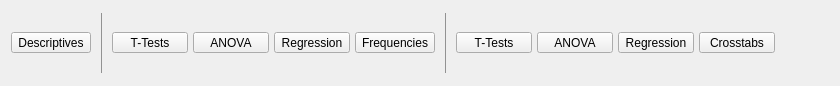
First picture: the form in JASP-Desktop/ribbons/ribbonanalysis.ui, repository jasp-stats/jasp-desktop, before the edit.
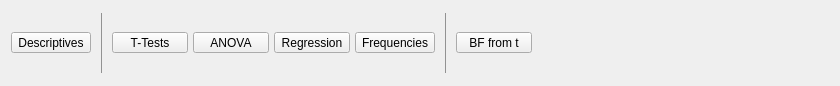
Second picture: the form after the edit. Icons and pictures are not drawn. Custom widgets are drawn as their Qt base class.

```diff
--- a/JASP-Desktop/ribbons/ribbonanalysis.ui
+++ b/JASP-Desktop/ribbons/ribbonanalysis.ui
@@ -332,7 +332,7 @@
             </size>
            </property>
            <property name="text">
-            <string>T-Tests</string>
+            <string>BF from t</string>
            </property>
            <property name="icon">
             <iconset resource="../resources/icons.qrc">
@@ -352,93 +352,6 @@
            </property>
           </widget>
          </item>
-         <item row="0" column="1">
-          <widget class="RibbonButton" name="bayesianAnovaButton">
-           <property name="minimumSize">
-            <size>
-             <width>76</width>
-             <height>0</height>
-            </size>
-           </property>
-           <property name="text">
-            <string>ANOVA</string>
-           </property>
-           <property name="icon">
-            <iconset resource="../resources/icons.qrc">
-             <normaloff>:/icons/analysis-bayesian-anova.svg</normaloff>:/icons/analysis-bayesian-anova.svg</iconset>
-           </property>
-           <property name="iconSize">
-            <size>
-             <width>37</width>
-             <height>28</height>
-            </size>
-           </property>
-           <property name="popupMode">
-            <enum>QToolButton::InstantPopup</enum>
-           </property>
-           <property name="toolButtonStyle">
-            <enum>Qt::ToolButtonTextUnderIcon</enum>
-           </property>
-          </widget>
-         </item>
-         <item row="0" column="3">
-          <widget class="RibbonButton" name="bayesianCrosstabs">
-           <property name="minimumSize">
-            <size>
-             <width>76</width>
-             <height>0</height>
-            </size>
-           </property>
-           <property name="text">
-            <string>Crosstabs</string>
-           </property>
-           <property name="icon">
-            <iconset resource="../resources/icons.qrc">
-             <normaloff>:/icons/analysis-bayesian-crosstabs.svg</normaloff>:/icons/analysis-bayesian-crosstabs.svg</iconset>
-           </property>
-           <property name="iconSize">
-            <size>
-             <width>37</width>
-             <height>28</height>
-            </size>
-           </property>
-           <property name="popupMode">
-            <enum>QToolButton::InstantPopup</enum>
-           </property>
-           <property name="toolButtonStyle">
-            <enum>Qt::ToolButtonTextUnderIcon</enum>
-           </property>
-          </widget>
-         </item>
-         <item row="0" column="2">
-          <widget class="RibbonButton" name="bayesianRegressionButton">
-           <property name="minimumSize">
-            <size>
-             <width>76</width>
-             <height>0</height>
-            </size>
-           </property>
-           <property name="text">
-            <string>Regression</string>
-           </property>
-           <property name="icon">
-            <iconset resource="../resources/icons.qrc">
-             <normaloff>:/icons/analysis-bayesian-regression.svg</normaloff>:/icons/analysis-bayesian-regression.svg</iconset>
-           </property>
-           <property name="iconSize">
-            <size>
-             <width>37</width>
-             <height>28</height>
-            </size>
-           </property>
-           <property name="popupMode">
-            <enum>QToolButton::InstantPopup</enum>
-           </property>
-           <property name="toolButtonStyle">
-            <enum>Qt::ToolButtonTextUnderIcon</enum>
-           </property>
-          </widget>
-         </item>
         </layout>
        </widget>
       </item>
```
Left out of the diff: 90 changed lines with no effect on the pictures.
